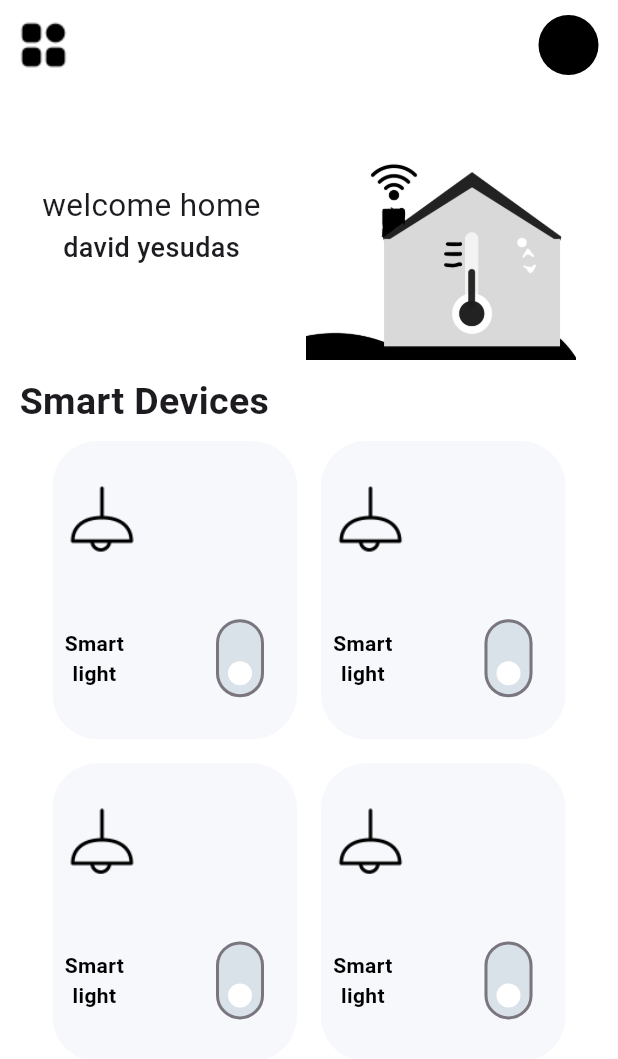
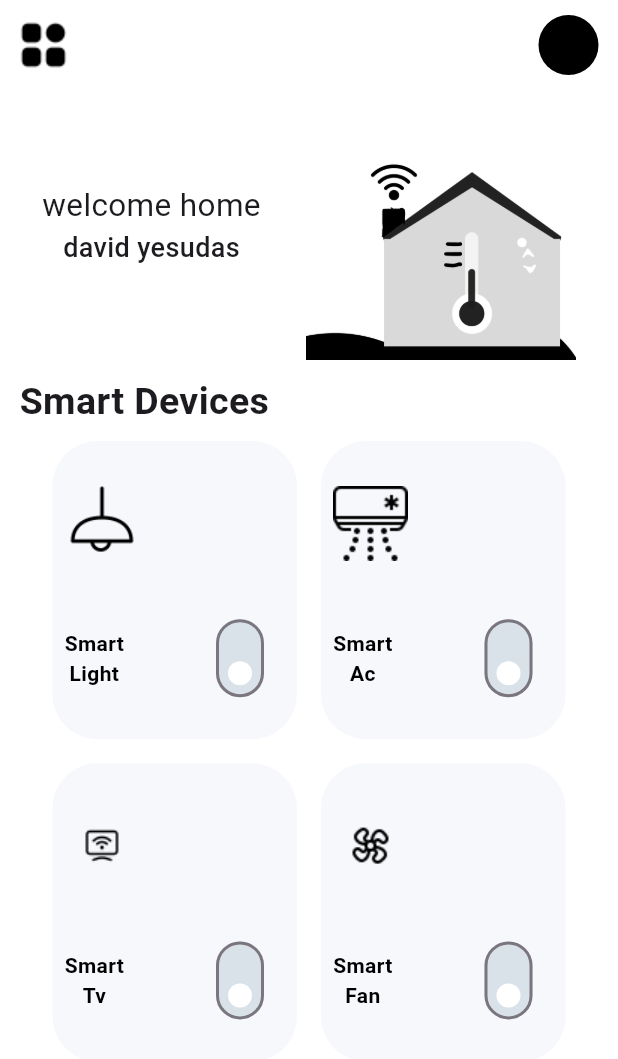
Before and after one commit to davidyesudas7/Be_smart, a Flutter app: the screen it shows after launch, on a phone screen of 412 x 824 dp. Shown: the top 1059 px of the screen. Run offline on Flutter 3.47's test engine with Material 2 defaults, Android fonts, the phone set to English and light mode, and no system bars; our stand-ins replace flutter_bloc.

Commit message:
device icon and name edit

```diff
--- a/lib/application/home/home_screen.dart
+++ b/lib/application/home/home_screen.dart
@@ -101,7 +101,7 @@ class DeviceSwitchBox extends StatelessWidget {
               mainAxisAlignment: MainAxisAlignment.spaceBetween,
               children: [
                 Image.asset(
-                  'lib/icons/icons8-pendant-light-64.png',
+                  deviceicon,
                   color: switchvalue ? Colors.white : Colors.black,
                   height: 50,
                   width: 50,
@@ -119,7 +119,7 @@ class DeviceSwitchBox extends StatelessWidget {
                           ),
                         ),
                         Text(
-                          'light',
+                          devicename,
                           style: TextStyle(
                             fontWeight: FontWeight.bold,
                             color: switchvalue ? Colors.white : Colors.black,
```
